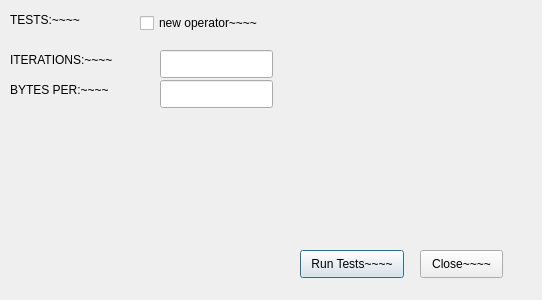
This is Leaks/LeakDialogQtUi/leakdialogqtui.ui in marcusolini/Academics as Qt 5 draws it before an edit. The edited form follows.
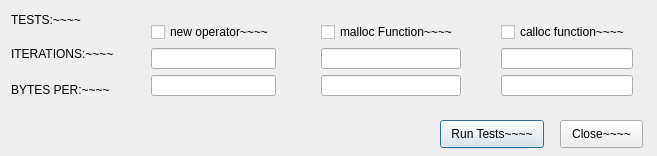
This is the edited form.

Patch:
```diff
--- a/Leaks/LeakDialogQtUi/leakdialogqtui.ui
+++ b/Leaks/LeakDialogQtUi/leakdialogqtui.ui
@@ -6,8 +6,8 @@
    <rect>
     <x>0</x>
     <y>0</y>
-    <width>542</width>
-    <height>300</height>
+    <width>657</width>
+    <height>156</height>
    </rect>
   </property>
   <property name="windowTitle">
@@ -16,7 +16,7 @@
   <widget class="QLabel" name="Testslabel">
    <property name="geometry">
     <rect>
-     <x>10</x>
+     <x>11</x>
      <y>10</y>
      <width>78</width>
      <height>20</height>
@@ -32,8 +32,8 @@
   <widget class="QLabel" name="IterationsLabel">
    <property name="geometry">
     <rect>
-     <x>10</x>
-     <y>50</y>
+     <x>11</x>
+     <y>44</y>
      <width>117</width>
      <height>20</height>
     </rect>
@@ -45,7 +45,7 @@
   <widget class="QLabel" name="BytesPerLabel">
    <property name="geometry">
     <rect>
-     <x>10</x>
+     <x>11</x>
      <y>80</y>
      <width>107</width>
      <height>20</height>
@@ -55,30 +55,59 @@
     <string>BYTES PER:~~~~</string>
    </property>
   </widget>
-  <widget class="QCheckBox" name="newOperatorCheckBox">
+  <widget class="QPushButton" name="RunTestsButton">
+   <property name="geometry">
+    <rect>
+     <x>440</x>
+     <y>120</y>
+     <width>104</width>
+     <height>28</height>
+    </rect>
+   </property>
+   <property name="text">
+    <string>Run Tests~~~~</string>
+   </property>
+  </widget>
+  <widget class="QPushButton" name="CloseButton">
+   <property name="geometry">
+    <rect>
+     <x>560</x>
+     <y>120</y>
+     <width>83</width>
+     <height>28</height>
+    </rect>
+   </property>
+   <property name="text">
+    <string>Close~~~~</string>
+   </property>
+  </widget>
+  <widget class="QWidget" name="">
    <property name="geometry">
     <rect>
      <x>140</x>
-     <y>10</y>
+     <y>11</y>
      <width>147</width>
-     <height>26</height>
+     <height>96</height>
     </rect>
    </property>
+   <layout class="QVBoxLayout" name="verticalLayout">
+    <item>
+     <widget class="QCheckBox" name="newOperatorCheckBox">
    <property name="text">
     <string>new operator~~~~</string>
    </property>
   </widget>
-  <widget class="QLineEdit" name="NewOperIterationsLineEdit">
+    </item>
+    <item>
+     <widget class="QLineEdit" name="newOperIterationsLineEdit">
    <property name="enabled">
     <bool>true</bool>
    </property>
-   <property name="geometry">
-    <rect>
-     <x>160</x>
-     <y>50</y>
-     <width>113</width>
-     <height>28</height>
-    </rect>
+      <property name="mouseTracking">
+       <bool>true</bool>
+      </property>
+      <property name="focusPolicy">
+       <enum>Qt::StrongFocus</enum>
    </property>
    <property name="inputMask">
     <string/>
@@ -90,47 +119,99 @@
     <bool>true</bool>
    </property>
   </widget>
-  <widget class="QLineEdit" name="NewOperBytesPerLineEdit">
+    </item>
+    <item>
+     <widget class="QLineEdit" name="newOperBytesPerLineEdit">
    <property name="enabled">
     <bool>true</bool>
    </property>
-   <property name="geometry">
-    <rect>
-     <x>160</x>
-     <y>80</y>
-     <width>113</width>
-     <height>28</height>
-    </rect>
+      <property name="maxLength">
+       <number>999999999</number>
    </property>
    <property name="clearButtonEnabled">
     <bool>true</bool>
    </property>
   </widget>
-  <widget class="QPushButton" name="RunTestsButton">
+    </item>
+   </layout>
+  </widget>
+  <widget class="QWidget" name="">
    <property name="geometry">
     <rect>
-     <x>300</x>
-     <y>250</y>
-     <width>104</width>
-     <height>28</height>
+     <x>310</x>
+     <y>11</y>
+     <width>162</width>
+     <height>96</height>
     </rect>
    </property>
+   <layout class="QVBoxLayout" name="verticalLayout_2">
+    <item>
+     <widget class="QCheckBox" name="mallocCheckBox">
    <property name="text">
-    <string>Run Tests~~~~</string>
-   </property>
-  </widget>
-  <widget class="QPushButton" name="CloseButton">
+       <string>malloc Function~~~~</string>
+      </property>
+     </widget>
+    </item>
+    <item>
+     <widget class="QLineEdit" name="mallocIterationsLineEdit">
+      <property name="maxLength">
+       <number>999999999</number>
+      </property>
+      <property name="clearButtonEnabled">
+       <bool>true</bool>
+      </property>
+     </widget>
+    </item>
+    <item>
+     <widget class="QLineEdit" name="mallocBytesPerLineEdit">
+      <property name="maxLength">
+       <number>999999999</number>
+      </property>
+      <property name="clearButtonEnabled">
+       <bool>true</bool>
+      </property>
+     </widget>
+    </item>
+   </layout>
+  </widget>
+  <widget class="QWidget" name="">
    <property name="geometry">
     <rect>
-     <x>420</x>
-     <y>250</y>
-     <width>83</width>
-     <height>28</height>
+     <x>490</x>
+     <y>11</y>
+     <width>154</width>
+     <height>96</height>
     </rect>
    </property>
+   <layout class="QVBoxLayout" name="verticalLayout_3">
+    <item>
+     <widget class="QCheckBox" name="callocCheckBox">
    <property name="text">
-    <string>Close~~~~</string>
-   </property>
+       <string>calloc function~~~~</string>
+      </property>
+     </widget>
+    </item>
+    <item>
+     <widget class="QLineEdit" name="callocIterationsLineEdit">
+      <property name="maxLength">
+       <number>999999999</number>
+      </property>
+      <property name="clearButtonEnabled">
+       <bool>true</bool>
+      </property>
+     </widget>
+    </item>
+    <item>
+     <widget class="QLineEdit" name="callocBytesPerLineEdit">
+      <property name="maxLength">
+       <number>999999999</number>
+      </property>
+      <property name="clearButtonEnabled">
+       <bool>true</bool>
+      </property>
+     </widget>
+    </item>
+   </layout>
   </widget>
  </widget>
  <layoutdefault spacing="6" margin="11"/>
```
Left out of the diff: 5 changed lines with no effect on the pictures. Lines whose indentation alone changed are shown as unchanged.
